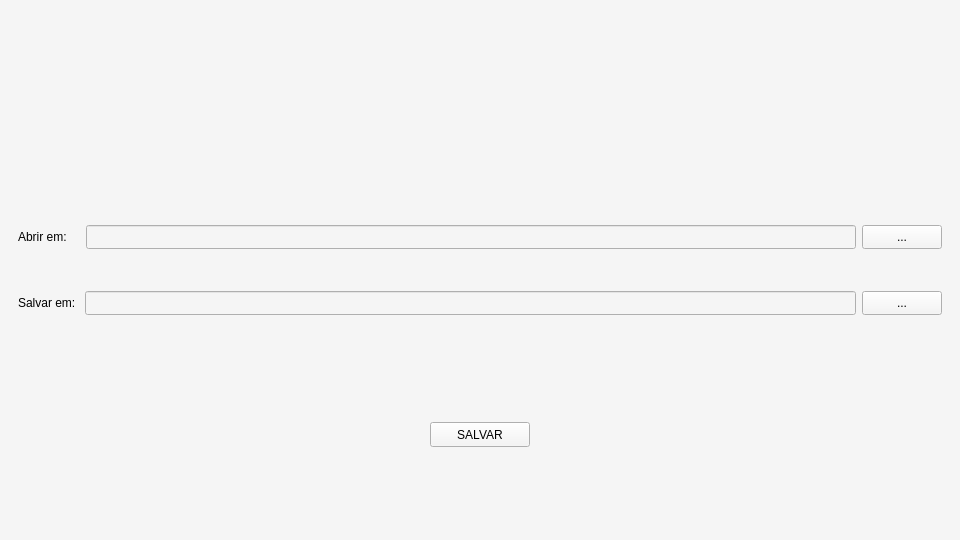
Above: gui/pages/pages.ui from felipecaninnovaes/PDFU before the change. Below: the same form after it.
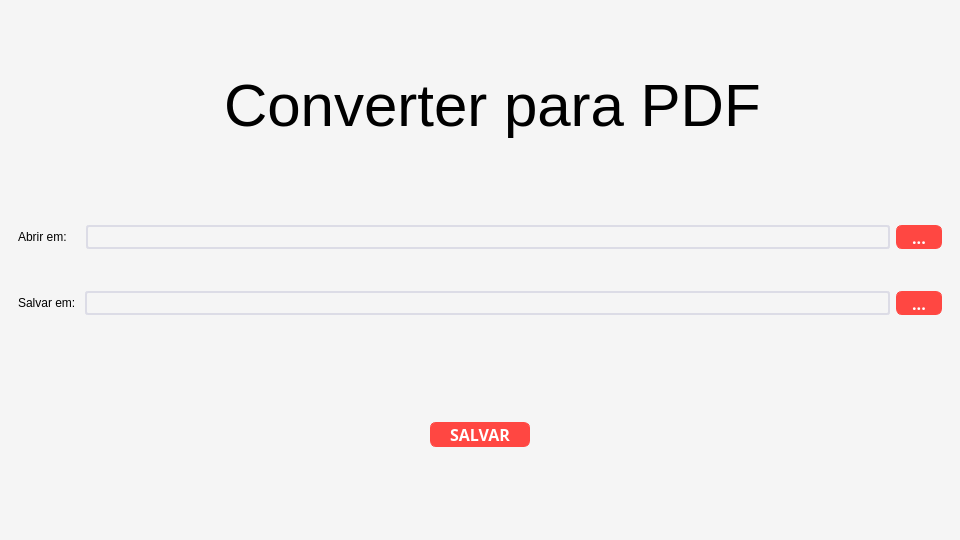
That is the form after the change. The open tabs and pages were chosen to show the change.

Commit message: Updade Layout and add New Feature

```diff
--- a/gui/pages/pages.ui
+++ b/gui/pages/pages.ui
@@ -32,12 +32,15 @@
   <widget class="QWidget" name="page_1">
    <layout class="QVBoxLayout" name="verticalLayout">
     <item>
-     <widget class="QFrame" name="frame_4">
-      <property name="frameShape">
-       <enum>QFrame::NoFrame</enum>
+     <widget class="QLabel" name="label_6">
+      <property name="styleSheet">
+       <string notr="true">color: black;
+font-size: 60px;
+margin-left: 300px;
+</string>
       </property>
-      <property name="frameShadow">
-       <enum>QFrame::Raised</enum>
+      <property name="text">
+       <string>Juntar PDFS</string>
       </property>
      </widget>
     </item>
@@ -75,7 +78,16 @@
           </size>
          </property>
          <property name="styleSheet">
-          <string notr="true">color: black</string>
+          <string notr="true">    padding-top: 16px;
+    width: 100%;
+    height: 30px;
+    color: #333;
+    font-family: nunito,proxima-nova,sans-serif;
+    font-style: normal;
+    font-size: 14px;
+    border: 2px solid #dcdce6;
+    border-radius: 3px;
+    padding: 0 24px;</string>
          </property>
          <property name="text">
           <string/>
@@ -109,7 +121,26 @@
           <cursorShape>PointingHandCursor</cursorShape>
          </property>
          <property name="styleSheet">
-          <string notr="true">color: black</string>
+          <string notr="true">QPushButton {
+    background: #FF4742;
+    border: 1px solid #FF4742;
+    border-radius: 6px;
+    color: #FFFFFF;
+    font-family: nunito, proxima-nova, sans-serif;
+    font-size: 16px;
+    font-weight: 800;
+    outline: 0;
+    text-align: center;
+    text-transform: none;
+    vertical-align: middle;
+    padding-right: 15px;
+    padding-left: 15px;
+
+}
+
+QPushButton:hover {
+    background: #DE403A;
+}</string>
          </property>
          <property name="text">
           <string>...</string>
@@ -153,7 +184,16 @@
           </size>
          </property>
          <property name="styleSheet">
-          <string notr="true">color: black</string>
+          <string notr="true">    padding-top: 16px;
+    width: 100%;
+    height: 30px;
+    color: #333;
+    font-family: nunito,proxima-nova,sans-serif;
+    font-style: normal;
+    font-size: 14px;
+    border: 2px solid #dcdce6;
+    border-radius: 3px;
+    padding: 0 24px;</string>
          </property>
          <property name="readOnly">
           <bool>true</bool>
@@ -184,7 +224,26 @@
           <cursorShape>PointingHandCursor</cursorShape>
          </property>
          <property name="styleSheet">
-          <string notr="true">color: black</string>
+          <string notr="true">QPushButton {
+    background: #FF4742;
+    border: 1px solid #FF4742;
+    border-radius: 6px;
+    color: #FFFFFF;
+    font-family: nunito, proxima-nova, sans-serif;
+    font-size: 16px;
+    font-weight: 800;
+    outline: 0;
+    text-align: center;
+    text-transform: none;
+    vertical-align: middle;
+    padding-right: 15px;
+    padding-left: 15px;
+
+}
+
+QPushButton:hover {
+    background: #DE403A;
+}</string>
          </property>
          <property name="text">
           <string>...</string>
@@ -208,7 +267,7 @@
          <property name="minimumSize">
           <size>
            <width>60</width>
-           <height>25</height>
+           <height>0</height>
           </size>
          </property>
          <property name="maximumSize">
@@ -224,7 +283,311 @@
           <enum>Qt::LeftToRight</enum>
          </property>
          <property name="styleSheet">
+          <string notr="true">QPushButton {
+    background: #FF4742;
+    border: 1px solid #FF4742;
+    border-radius: 6px;
+    color: #FFFFFF;
+    font-family: nunito, proxima-nova, sans-serif;
+    font-size: 16px;
+    font-weight: 800;
+    outline: 0;
+    text-align: center;
+    text-transform: none;
+    vertical-align: middle;
+    padding-right: 15px;
+    padding-left: 15px;
+
+}
+
+QPushButton:hover {
+    background: #DE403A;
+}</string>
+         </property>
+         <property name="text">
+          <string>SALVAR</string>
+         </property>
+        </widget>
+       </item>
+      </layout>
+     </widget>
+    </item>
+   </layout>
+  </widget>
+  <widget class="QWidget" name="page_2">
+   <layout class="QVBoxLayout" name="verticalLayout_2">
+    <item>
+     <widget class="QLabel" name="label_5">
+      <property name="styleSheet">
+       <string notr="true">color: black;
+font-size: 60px;
+margin-left: 200px;
+</string>
+      </property>
+      <property name="text">
+       <string>Converter para PDF</string>
+      </property>
+     </widget>
+    </item>
+    <item>
+     <widget class="QFrame" name="frame_6">
+      <property name="maximumSize">
+       <size>
+        <width>960</width>
+        <height>60</height>
+       </size>
+      </property>
+      <property name="frameShape">
+       <enum>QFrame::NoFrame</enum>
+      </property>
+      <property name="frameShadow">
+       <enum>QFrame::Raised</enum>
+      </property>
+      <layout class="QHBoxLayout" name="horizontalLayout_4">
+       <item>
+        <widget class="QLabel" name="label_3">
+         <property name="styleSheet">
           <string notr="true">color: black</string>
+         </property>
+         <property name="text">
+          <string>Abrir em:    </string>
+         </property>
+        </widget>
+       </item>
+       <item>
+        <widget class="QLineEdit" name="lineEdit_3">
+         <property name="maximumSize">
+          <size>
+           <width>960</width>
+           <height>24</height>
+          </size>
+         </property>
+         <property name="styleSheet">
+          <string notr="true">    padding-top: 16px;
+    width: 100%;
+    height: 30px;
+    color: #333;
+    font-family: nunito,proxima-nova,sans-serif;
+    font-style: normal;
+    font-size: 14px;
+    border: 2px solid #dcdce6;
+    border-radius: 3px;
+    padding: 0 24px;</string>
+         </property>
+         <property name="text">
+          <string/>
+         </property>
+         <property name="readOnly">
+          <bool>true</bool>
+         </property>
+        </widget>
+       </item>
+       <item>
+        <widget class="QPushButton" name="pushButton_4">
+         <property name="sizePolicy">
+          <sizepolicy hsizetype="Minimum" vsizetype="Fixed">
+           <horstretch>0</horstretch>
+           <verstretch>0</verstretch>
+          </sizepolicy>
+         </property>
+         <property name="maximumSize">
+          <size>
+           <width>80</width>
+           <height>24</height>
+          </size>
+         </property>
+         <property name="baseSize">
+          <size>
+           <width>0</width>
+           <height>0</height>
+          </size>
+         </property>
+         <property name="cursor">
+          <cursorShape>PointingHandCursor</cursorShape>
+         </property>
+         <property name="styleSheet">
+          <string notr="true">QPushButton {
+    background: #FF4742;
+    border: 1px solid #FF4742;
+    border-radius: 6px;
+    color: #FFFFFF;
+    font-family: nunito, proxima-nova, sans-serif;
+    font-size: 16px;
+    font-weight: 800;
+    outline: 0;
+    text-align: center;
+    text-transform: none;
+    vertical-align: middle;
+    padding-right: 15px;
+    padding-left: 15px;
+
+}
+
+QPushButton:hover {
+    background: #DE403A;
+}</string>
+         </property>
+         <property name="text">
+          <string>...</string>
+         </property>
+        </widget>
+       </item>
+      </layout>
+     </widget>
+    </item>
+    <item>
+     <widget class="QFrame" name="frame_8">
+      <property name="maximumSize">
+       <size>
+        <width>960</width>
+        <height>60</height>
+       </size>
+      </property>
+      <property name="frameShape">
+       <enum>QFrame::NoFrame</enum>
+      </property>
+      <property name="frameShadow">
+       <enum>QFrame::Raised</enum>
+      </property>
+      <layout class="QHBoxLayout" name="horizontalLayout_6">
+       <item>
+        <widget class="QLabel" name="label_4">
+         <property name="styleSheet">
+          <string notr="true">color: black</string>
+         </property>
+         <property name="text">
+          <string>Salvar em: </string>
+         </property>
+        </widget>
+       </item>
+       <item>
+        <widget class="QLineEdit" name="lineEdit_4">
+         <property name="maximumSize">
+          <size>
+           <width>960</width>
+           <height>24</height>
+          </size>
+         </property>
+         <property name="styleSheet">
+          <string notr="true">    padding-top: 16px;
+    width: 100%;
+    height: 30px;
+    color: #333;
+    font-family: nunito,proxima-nova,sans-serif;
+    font-style: normal;
+    font-size: 14px;
+    border: 2px solid #dcdce6;
+    border-radius: 3px;
+    padding: 0 24px;</string>
+         </property>
+         <property name="readOnly">
+          <bool>true</bool>
+         </property>
+        </widget>
+       </item>
+       <item>
+        <widget class="QPushButton" name="pushButton_5">
+         <property name="sizePolicy">
+          <sizepolicy hsizetype="Minimum" vsizetype="Fixed">
+           <horstretch>0</horstretch>
+           <verstretch>0</verstretch>
+          </sizepolicy>
+         </property>
+         <property name="maximumSize">
+          <size>
+           <width>80</width>
+           <height>24</height>
+          </size>
+         </property>
+         <property name="baseSize">
+          <size>
+           <width>0</width>
+           <height>0</height>
+          </size>
+         </property>
+         <property name="cursor">
+          <cursorShape>PointingHandCursor</cursorShape>
+         </property>
+         <property name="styleSheet">
+          <string notr="true">QPushButton {
+    background: #FF4742;
+    border: 1px solid #FF4742;
+    border-radius: 6px;
+    color: #FFFFFF;
+    font-family: nunito, proxima-nova, sans-serif;
+    font-size: 16px;
+    font-weight: 800;
+    outline: 0;
+    text-align: center;
+    text-transform: none;
+    vertical-align: middle;
+    padding-right: 15px;
+    padding-left: 15px;
+
+}
+
+QPushButton:hover {
+    background: #DE403A;
+}</string>
+         </property>
+         <property name="text">
+          <string>...</string>
+         </property>
+        </widget>
+       </item>
+      </layout>
+     </widget>
+    </item>
+    <item>
+     <widget class="QFrame" name="frame_7">
+      <property name="frameShape">
+       <enum>QFrame::NoFrame</enum>
+      </property>
+      <property name="frameShadow">
+       <enum>QFrame::Raised</enum>
+      </property>
+      <layout class="QHBoxLayout" name="horizontalLayout_5">
+       <item>
+        <widget class="QPushButton" name="pushButton_6">
+         <property name="minimumSize">
+          <size>
+           <width>60</width>
+           <height>25</height>
+          </size>
+         </property>
+         <property name="maximumSize">
+          <size>
+           <width>100</width>
+           <height>25</height>
+          </size>
+         </property>
+         <property name="cursor">
+          <cursorShape>PointingHandCursor</cursorShape>
+         </property>
+         <property name="layoutDirection">
+          <enum>Qt::LeftToRight</enum>
+         </property>
+         <property name="styleSheet">
+          <string notr="true">QPushButton {
+    background: #FF4742;
+    border: 1px solid #FF4742;
+    border-radius: 6px;
+    color: #FFFFFF;
+    font-family: nunito, proxima-nova, sans-serif;
+    font-size: 16px;
+    font-weight: 800;
+    outline: 0;
+    text-align: center;
+    text-transform: none;
+    vertical-align: middle;
+    padding-right: 15px;
+    padding-left: 15px;
+
+}
+
+QPushButton:hover {
+    background: #DE403A;
+}</string>
          </property>
          <property name="text">
           <string>SALVAR</string>
```
The commit also changes 10 other files.
